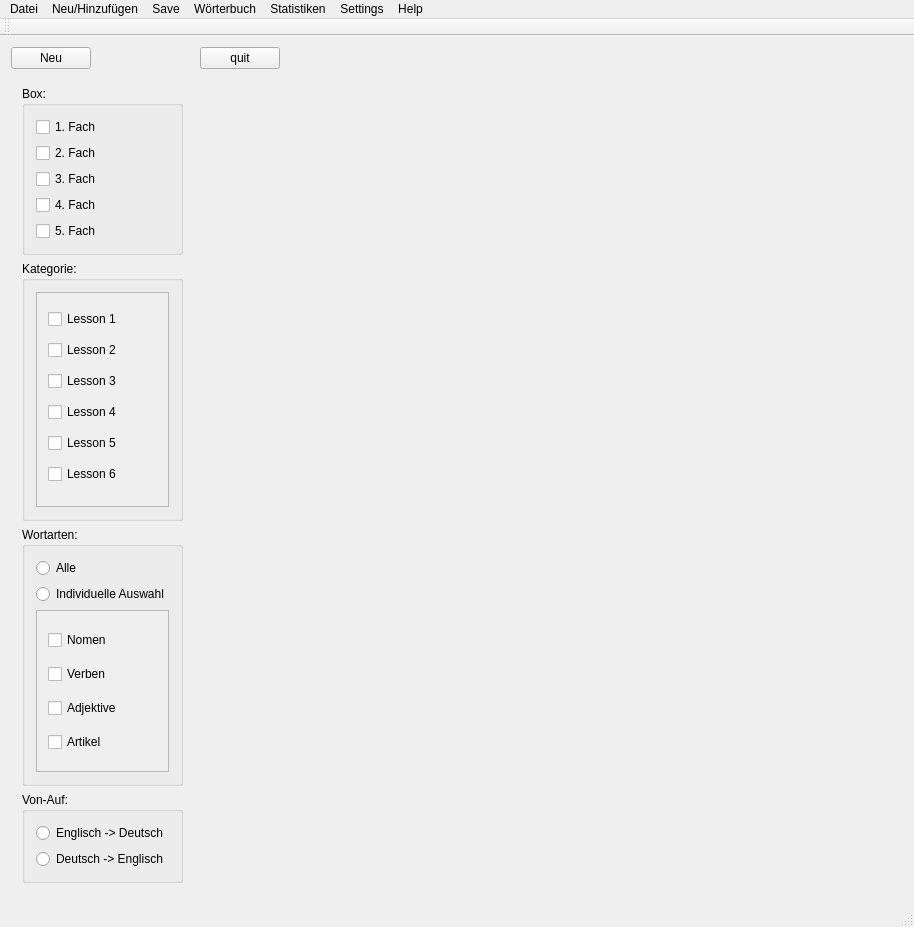
Above: Vokabeltrainer/mainwindow.ui from rschiri/Vokabeltrainer before the change. Below: the same form after it.
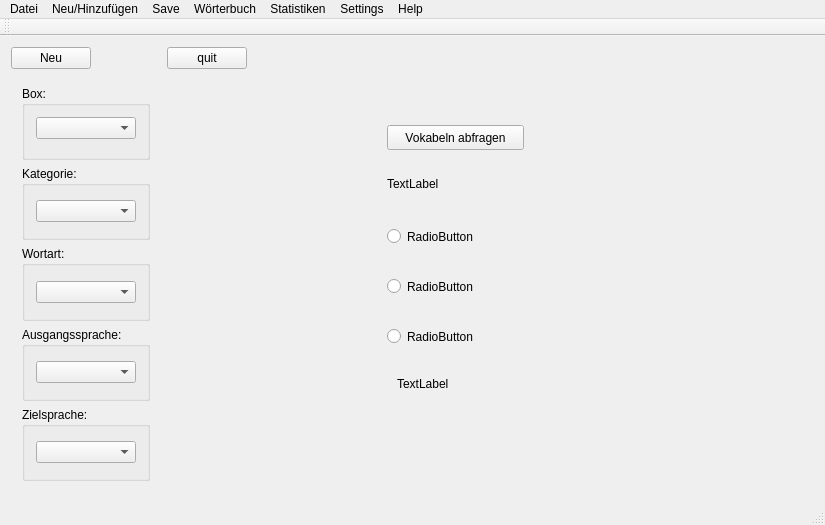
That is the form after the change.

```diff
--- a/Vokabeltrainer/mainwindow.ui
+++ b/Vokabeltrainer/mainwindow.ui
@@ -6,8 +6,8 @@
    <rect>
     <x>0</x>
     <y>0</y>
-    <width>914</width>
-    <height>927</height>
+    <width>825</width>
+    <height>525</height>
    </rect>
   </property>
   <property name="windowTitle">
@@ -63,41 +63,9 @@
           <property name="title">
            <string>Box:</string>
           </property>
-          <layout class="QVBoxLayout" name="verticalLayout">
-           <item>
-            <widget class="QCheckBox" name="checkBox_Fach1">
-             <property name="text">
-              <string>1. Fach</string>
-             </property>
-            </widget>
-           </item>
-           <item>
-            <widget class="QCheckBox" name="checkBox_Fach2">
-             <property name="text">
-              <string>2. Fach</string>
-             </property>
-            </widget>
-           </item>
-           <item>
-            <widget class="QCheckBox" name="checkBox_Fach3">
-             <property name="text">
-              <string>3. Fach</string>
-             </property>
-            </widget>
-           </item>
-           <item>
-            <widget class="QCheckBox" name="checkBox_Fach4">
-             <property name="text">
-              <string>4. Fach</string>
-             </property>
-            </widget>
-           </item>
-           <item>
-            <widget class="QCheckBox" name="checkBox_Fach5">
-             <property name="text">
-              <string>5. Fach</string>
-             </property>
-            </widget>
+          <layout class="QFormLayout" name="formLayout_2">
+           <item row="0" column="0" colspan="2">
+            <widget class="QComboBox" name="comboBoxBox"/>
            </item>
           </layout>
          </widget>
@@ -107,70 +75,21 @@
           <property name="title">
            <string>Kategorie:</string>
           </property>
+          <layout class="QVBoxLayout" name="verticalLayout">
+           <item>
+            <widget class="QComboBox" name="comboBoxCategory"/>
+           </item>
+          </layout>
+         </widget>
+        </item>
+        <item>
+         <widget class="QGroupBox" name="groupBoxWordtype">
+          <property name="title">
+           <string>Wortart:</string>
+          </property>
           <layout class="QVBoxLayout" name="verticalLayout_3">
            <item>
-            <widget class="QScrollArea" name="scrollArea_Kategorie">
-             <property name="widgetResizable">
-              <bool>true</bool>
-             </property>
-             <widget class="QWidget" name="scrollAreaWidgetContents">
-              <property name="geometry">
-               <rect>
-                <x>0</x>
-                <y>0</y>
-                <width>163</width>
-                <height>186</height>
-               </rect>
-              </property>
-              <layout class="QVBoxLayout" name="verticalLayout_2">
-               <item>
-                <widget class="QCheckBox" name="checkBox_6">
-                 <property name="enabled">
-                  <bool>true</bool>
-                 </property>
-                 <property name="text">
-                  <string>Lesson 1</string>
-                 </property>
-                </widget>
-               </item>
-               <item>
-                <widget class="QCheckBox" name="checkBox_8">
-                 <property name="text">
-                  <string>Lesson 2</string>
-                 </property>
-                </widget>
-               </item>
-               <item>
-                <widget class="QCheckBox" name="checkBox_7">
-                 <property name="text">
-                  <string>Lesson 3</string>
-                 </property>
-                </widget>
-               </item>
-               <item>
-                <widget class="QCheckBox" name="checkBox_Lesson4">
-                 <property name="text">
-                  <string>Lesson 4</string>
-                 </property>
-                </widget>
-               </item>
-               <item>
-                <widget class="QCheckBox" name="checkBox_11">
-                 <property name="text">
-                  <string>Lesson 5</string>
-                 </property>
-                </widget>
-               </item>
-               <item>
-                <widget class="QCheckBox" name="checkBox_Lesson6">
-                 <property name="text">
-                  <string>Lesson 6</string>
-                 </property>
-                </widget>
-               </item>
-              </layout>
-             </widget>
-            </widget>
+            <widget class="QComboBox" name="comboBoxWordtype"/>
            </item>
           </layout>
          </widget>
@@ -178,69 +97,11 @@
         <item>
          <widget class="QGroupBox" name="groupBox_4">
           <property name="title">
-           <string>Wortarten:</string>
+           <string>Ausgangssprache:</string>
           </property>
           <layout class="QVBoxLayout" name="verticalLayout_4">
            <item>
-            <widget class="QRadioButton" name="ButtonAlle">
-             <property name="text">
-              <string>Alle</string>
-             </property>
-            </widget>
-           </item>
-           <item>
-            <widget class="QRadioButton" name="ButtonAuswahl">
-             <property name="text">
-              <string>Individuelle Auswahl</string>
-             </property>
-            </widget>
-           </item>
-           <item>
-            <widget class="QScrollArea" name="scrollArea_2">
-             <property name="widgetResizable">
-              <bool>true</bool>
-             </property>
-             <widget class="QWidget" name="scrollAreaWidgetContents_2">
-              <property name="geometry">
-               <rect>
-                <x>0</x>
-                <y>0</y>
-                <width>163</width>
-                <height>128</height>
-               </rect>
-              </property>
-              <layout class="QVBoxLayout" name="verticalLayout_5">
-               <item>
-                <widget class="QCheckBox" name="checkBox_Nomen">
-                 <property name="text">
-                  <string>Nomen</string>
-                 </property>
-                </widget>
-               </item>
-               <item>
-                <widget class="QCheckBox" name="checkBox_Verben">
-                 <property name="text">
-                  <string>Verben</string>
-                 </property>
-                </widget>
-               </item>
-               <item>
-                <widget class="QCheckBox" name="checkBox_Adjective">
-                 <property name="text">
-                  <string>Adjektive</string>
-                 </property>
-                </widget>
-               </item>
-               <item>
-                <widget class="QCheckBox" name="checkBox_Artikel">
-                 <property name="text">
-                  <string>Artikel</string>
-                 </property>
-                </widget>
-               </item>
-              </layout>
-             </widget>
-            </widget>
+            <widget class="QComboBox" name="comboBoxSourceLanguage"/>
            </item>
           </layout>
          </widget>
@@ -248,22 +109,11 @@
         <item>
          <widget class="QGroupBox" name="groupBox_3">
           <property name="title">
-           <string>Von-Auf:</string>
+           <string>Zielsprache:</string>
           </property>
           <layout class="QVBoxLayout" name="verticalLayout_6">
            <item>
-            <widget class="QRadioButton" name="ButtonEngDeu">
-             <property name="text">
-              <string>Englisch -&gt; Deutsch</string>
-             </property>
-            </widget>
-           </item>
-           <item>
-            <widget class="QRadioButton" name="ButtonDeuEng">
-             <property name="text">
-              <string>Deutsch -&gt; Englisch</string>
-             </property>
-            </widget>
+            <widget class="QComboBox" name="comboBoxDestinationLanguage"/>
            </item>
           </layout>
          </widget>
@@ -272,6 +122,88 @@
       </widget>
      </widget>
     </item>
+    <item row="1" column="1">
+     <widget class="QWidget" name="widget" native="true">
+      <widget class="QLabel" name="labelQuiz">
+       <property name="geometry">
+        <rect>
+         <x>220</x>
+         <y>100</y>
+         <width>67</width>
+         <height>17</height>
+        </rect>
+       </property>
+       <property name="text">
+        <string>TextLabel</string>
+       </property>
+      </widget>
+      <widget class="QLabel" name="labelResult">
+       <property name="geometry">
+        <rect>
+         <x>230</x>
+         <y>300</y>
+         <width>67</width>
+         <height>17</height>
+        </rect>
+       </property>
+       <property name="text">
+        <string>TextLabel</string>
+       </property>
+      </widget>
+      <widget class="QRadioButton" name="vocableOption1">
+       <property name="geometry">
+        <rect>
+         <x>220</x>
+         <y>150</y>
+         <width>112</width>
+         <height>23</height>
+        </rect>
+       </property>
+       <property name="text">
+        <string>RadioButton</string>
+       </property>
+      </widget>
+      <widget class="QRadioButton" name="vocableOption2">
+       <property name="geometry">
+        <rect>
+         <x>220</x>
+         <y>200</y>
+         <width>112</width>
+         <height>23</height>
+        </rect>
+       </property>
+       <property name="text">
+        <string>RadioButton</string>
+       </property>
+      </widget>
+      <widget class="QRadioButton" name="vocableOption3">
+       <property name="geometry">
+        <rect>
+         <x>220</x>
+         <y>250</y>
+         <width>112</width>
+         <height>23</height>
+        </rect>
+       </property>
+       <property name="text">
+        <string>RadioButton</string>
+       </property>
+      </widget>
+      <widget class="QPushButton" name="buttonTestVocabulary">
+       <property name="geometry">
+        <rect>
+         <x>220</x>
+         <y>50</y>
+         <width>137</width>
+         <height>25</height>
+        </rect>
+       </property>
+       <property name="text">
+        <string>Vokabeln abfragen</string>
+       </property>
+      </widget>
+     </widget>
+    </item>
    </layout>
   </widget>
   <widget class="QMenuBar" name="menuBar">
@@ -279,7 +211,7 @@
     <rect>
      <x>0</x>
      <y>0</y>
-     <width>914</width>
+     <width>825</width>
      <height>22</height>
     </rect>
    </property>
```
Left out of the diff: 8 changed lines with no effect on the pictures.
